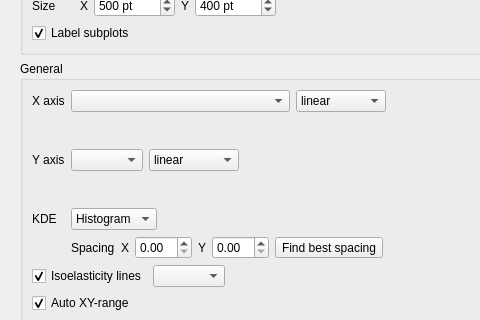
Old version of the form dcscope/gui/analysis/ana_plot.ui in the repository DC-analysis/DCscope; both pictures show x 0 to 480 and y 140 to 460 of the 627 by 1009 pixel window.
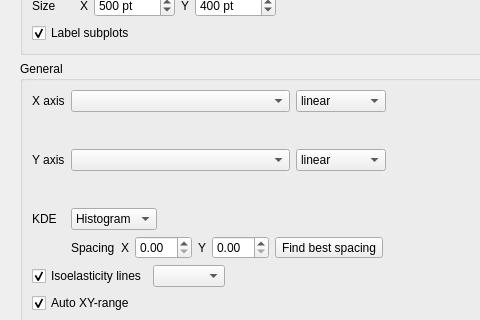
New version of the form. Icons and pictures are not drawn. Custom widgets are drawn as their Qt base class.

Commit message: reg: y-axis selection combobox in plot view too short

Patch:
```diff
--- a/dcscope/gui/analysis/ana_plot.ui
+++ b/dcscope/gui/analysis/ana_plot.ui
@@ -301,7 +301,14 @@
           <item row="4" column="1">
            <layout class="QHBoxLayout" name="horizontalLayout_8">
             <item>
-             <widget class="FeatureComboBox" name="comboBox_axis_y"/>
+             <widget class="FeatureComboBox" name="comboBox_axis_y">
+              <property name="sizePolicy">
+               <sizepolicy hsizetype="MinimumExpanding" vsizetype="Fixed">
+                <horstretch>0</horstretch>
+                <verstretch>0</verstretch>
+               </sizepolicy>
+              </property>
+             </widget>
             </item>
             <item>
              <widget class="QComboBox" name="comboBox_scale_y">
```
